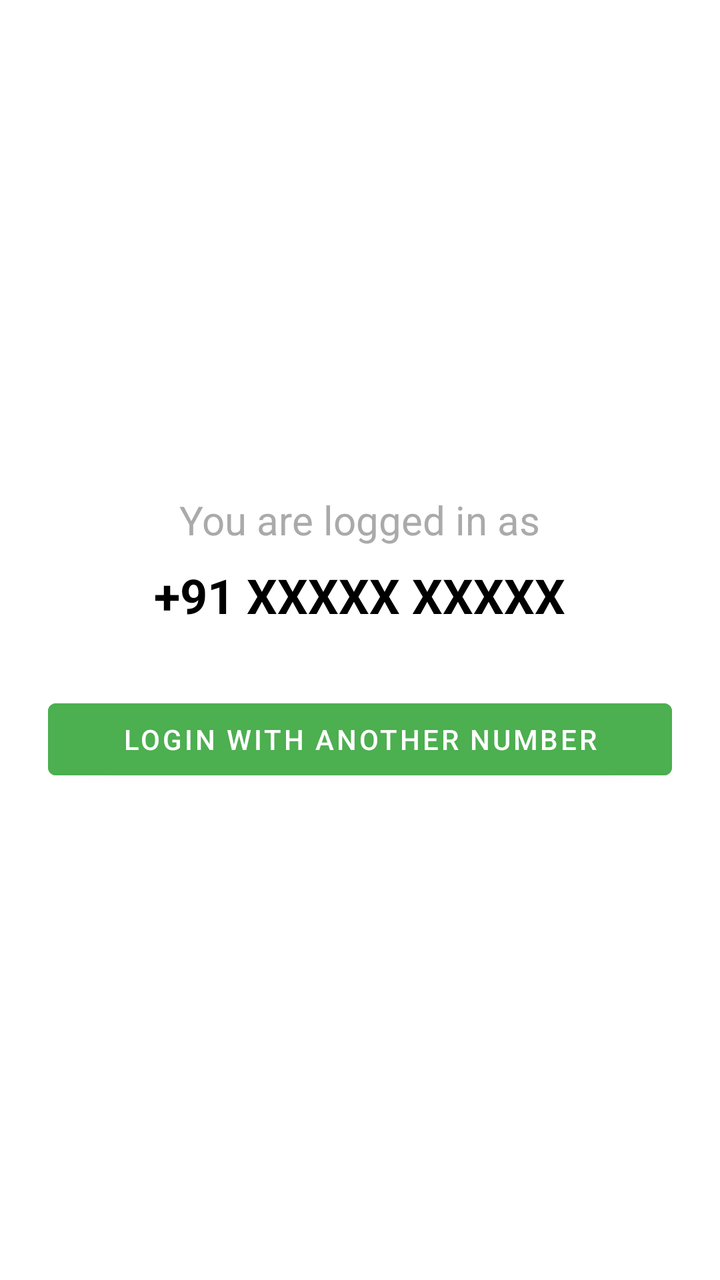
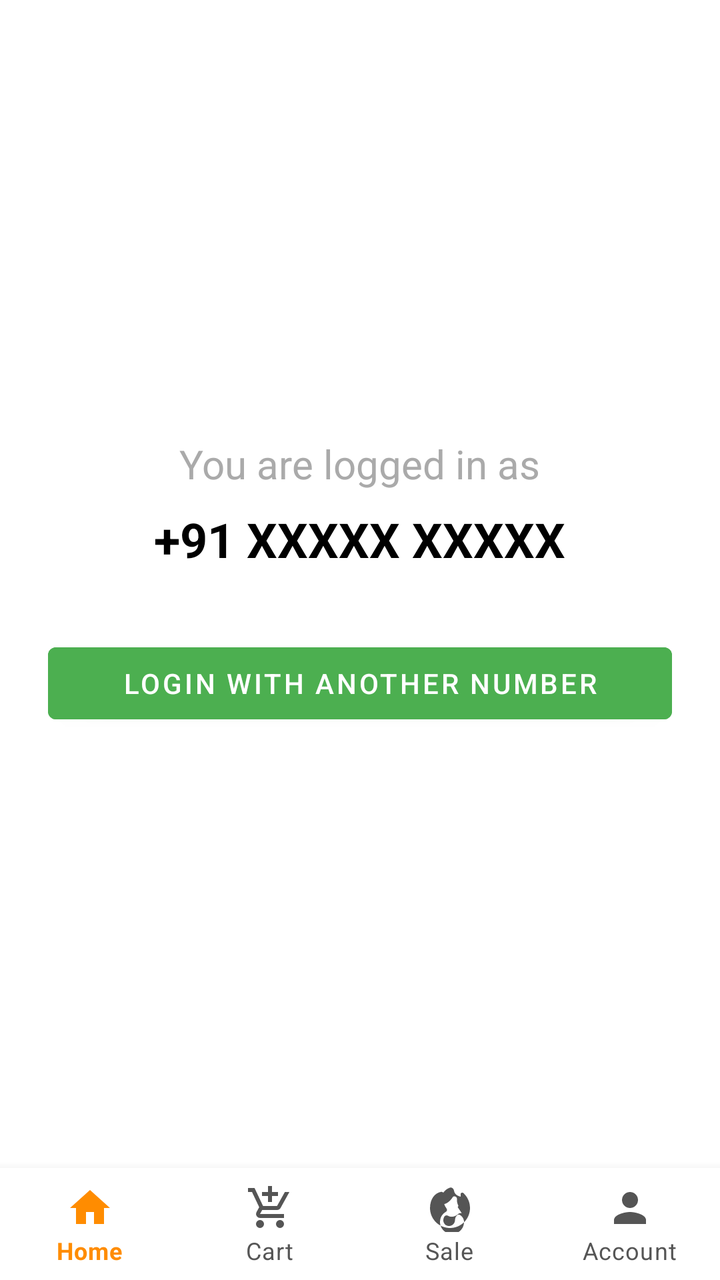

Compare the two renders of this Android layout. The source of the first and the diff that turns it into the second are given below.
<!-- AndroidManifest.xml: application theme Theme.BulkAgrochem -->
<!-- res/layout/activity_profile.xml -->
<?xml version="1.0" encoding="utf-8"?>
<LinearLayout xmlns:android="http://schemas.android.com/apk/res/android"
    android:layout_width="match_parent"
    android:layout_height="match_parent"
    android:orientation="vertical"
    android:gravity="center"
    android:padding="24dp"
    android:background="@android:color/white">

    <TextView
        android:layout_width="wrap_content"
        android:layout_height="wrap_content"
        android:text="You are logged in as"
        android:textSize="20sp"
        android:textColor="@android:color/darker_gray"/>

    <TextView
        android:id="@+id/tvLoggedInNumber"
        android:layout_width="wrap_content"
        android:layout_height="wrap_content"
        android:text="+91 XXXXX XXXXX"
        android:textSize="24sp"
        android:textStyle="bold"
        android:textColor="@android:color/black"
        android:layout_marginTop="8dp"/>

    <Button
        android:id="@+id/btnLogout"
        android:layout_width="match_parent"
        android:layout_height="wrap_content"
        android:text="Login with another number"
        android:layout_marginTop="32dp"
        android:backgroundTint="@color/green"
        android:textColor="@android:color/white"/>

</LinearLayout>
<!-- resources referenced by this layout -->
<resources>
  <color name="green">#4CAF50</color>
  <style name="Theme.BulkAgrochem" parent="Base.Theme.BulkAgrochem" />
  <style name="Base.Theme.BulkAgrochem" parent="Theme.MaterialComponents.DayNight.NoActionBar">
          
          <item name="colorPrimary">@color/colorPrimary</item>
          <item name="colorPrimaryVariant">@color/colorPrimaryDark</item>
          <item name="colorOnPrimary">@color/colorOnPrimary</item>
  
          <item name="android:windowBackground">@color/app_background</item>
          <item name="colorSurface">@color/app_background</item>
  
          
          <item name="android:statusBarColor">@color/black</item>
          
          <item name="android:windowLightStatusBar">true</item>
      </style>
  <color name="colorPrimary">@color/orange_brand</color>
  <color name="colorPrimaryDark">@color/black</color>
  <color name="colorOnPrimary">@color/white</color>
  <color name="app_background">#F5F5F5</color>
  <color name="black">#FF000000</color>
  <color name="orange_brand">#FF6A00</color>
  <color name="white">#FFFFFFFF</color>
</resources>

<!-- the commit's change to res/layout/activity_profile.xml (unified diff, before → after) -->
@@ -3,34 +3,58 @@
     android:layout_width="match_parent"
     android:layout_height="match_parent"
     android:orientation="vertical"
-    android:gravity="center"
-    android:padding="24dp"
     android:background="@android:color/white">
 
-    <TextView
-        android:layout_width="wrap_content"
-        android:layout_height="wrap_content"
-        android:text="You are logged in as"
-        android:textSize="20sp"
-        android:textColor="@android:color/darker_gray"/>
+    <LinearLayout
+        android:layout_width="match_parent"
+        android:layout_height="0dp"
+        android:layout_weight="1"
+        android:orientation="vertical"
+        android:gravity="center"
+        android:padding="24dp">
 
-    <TextView
-        android:id="@+id/tvLoggedInNumber"
-        android:layout_width="wrap_content"
-        android:layout_height="wrap_content"
-        android:text="+91 XXXXX XXXXX"
-        android:textSize="24sp"
-        android:textStyle="bold"
-        android:textColor="@android:color/black"
-        android:layout_marginTop="8dp"/>
+        <TextView
+            android:layout_width="wrap_content"
+            android:layout_height="wrap_content"
+            android:text="You are logged in as"
+            android:textSize="20sp"
+            android:textColor="@android:color/darker_gray"/>
 
-    <Button
-        android:id="@+id/btnLogout"
-        android:layout_width="match_parent"
-        android:layout_height="wrap_content"
-        android:text="Login with another number"
-        android:layout_marginTop="32dp"
-        android:backgroundTint="@color/green"
-        android:textColor="@android:color/white"/>
+        <TextView
+            android:id="@+id/tvLoggedInNumber"
+            android:layout_width="wrap_content"
+            android:layout_height="wrap_content"
+            android:text="+91 XXXXX XXXXX"
+            android:textSize="24sp"
+            android:textStyle="bold"
+            android:textColor="@android:color/black"
+            android:layout_marginTop="8dp"/>
+
+        <Button
+            android:id="@+id/btnLogout"
+            android:layout_width="match_parent"
+            android:layout_height="wrap_content"
+            android:text="Login with another number"
+            android:layout_marginTop="32dp"
+            android:backgroundTint="@color/green"
+            android:textColor="@android:color/white"/>
+
+    </LinearLayout>
+
+    <include layout="@layout/layout_bottom_nav" />
 
 </LinearLayout>
+<!-- res/layout/layout_bottom_nav.xml (included above) -->
+<?xml version="1.0" encoding="utf-8"?>
+<com.google.android.material.bottomnavigation.BottomNavigationView
+    xmlns:android="http://schemas.android.com/apk/res/android"
+    xmlns:app="http://schemas.android.com/apk/res-auto"
+    android:id="@+id/bottom_navigation"
+    android:layout_width="match_parent"
+    android:layout_height="wrap_content"
+    android:background="@android:color/white"
+    app:menu="@menu/bottom_nav_menu"
+    app:labelVisibilityMode="labeled"
+    app:itemIconTint="@color/bottom_nav_colors"
+    app:itemTextColor="@color/bottom_nav_colors"
+    app:elevation="8dp" />
<!-- resource entries referenced after the edit -->
@@ -2,24 +2,22 @@
 <resources>
   <color name="green">#4CAF50</color>
   <style name="Theme.BulkAgrochem" parent="Base.Theme.BulkAgrochem" />
-  <style name="Base.Theme.BulkAgrochem" parent="Theme.MaterialComponents.DayNight.NoActionBar">
+  <style name="Base.Theme.BulkAgrochem" parent="Theme.MaterialComponents.Light.NoActionBar">
           
           <item name="colorPrimary">@color/colorPrimary</item>
           <item name="colorPrimaryVariant">@color/colorPrimaryDark</item>
           <item name="colorOnPrimary">@color/colorOnPrimary</item>
   
-          <item name="android:windowBackground">@color/app_background</item>
-          <item name="colorSurface">@color/app_background</item>
+          <item name="android:windowBackground">@android:color/white</item>
+          <item name="colorSurface">@android:color/white</item>
   
           
-          <item name="android:statusBarColor">@color/black</item>
-          
+          <item name="android:statusBarColor">@android:color/white</item>
           <item name="android:windowLightStatusBar">true</item>
       </style>
   <color name="colorPrimary">@color/orange_brand</color>
   <color name="colorPrimaryDark">@color/black</color>
   <color name="colorOnPrimary">@color/white</color>
-  <color name="app_background">#F5F5F5</color>
   <color name="black">#FF000000</color>
   <color name="orange_brand">#FF6A00</color>
   <color name="white">#FFFFFFFF</color>
